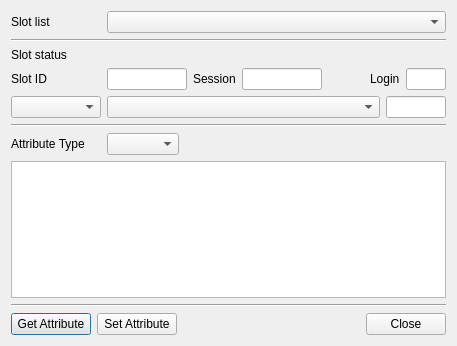
Qt form CryptokiMan/edit_attribute_dlg.ui (jykim74/CryptokiMan) before a commit.
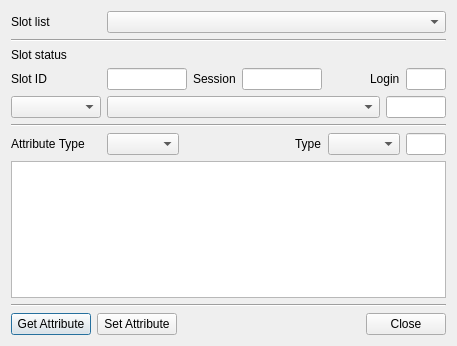
The same form after that commit.

Commit message: EditAttribute 에서 Value 값 String 및 Base64 인코딩 지원

Patch:
```diff
--- a/CryptokiMan/edit_attribute_dlg.ui
+++ b/CryptokiMan/edit_attribute_dlg.ui
@@ -196,6 +196,13 @@
        </property>
       </widget>
      </item>
+     <item row="0" column="3">
+      <widget class="QLabel" name="label_4">
+       <property name="text">
+        <string>Type</string>
+       </property>
+      </widget>
+     </item>
      <item row="0" column="1">
       <widget class="QComboBox" name="mAttributeCombo"/>
      </item>
@@ -212,6 +219,22 @@
        </property>
       </spacer>
      </item>
+     <item row="0" column="5">
+      <widget class="QLineEdit" name="mValueLenText">
+       <property name="maximumSize">
+        <size>
+         <width>40</width>
+         <height>16777215</height>
+        </size>
+       </property>
+       <property name="readOnly">
+        <bool>true</bool>
+       </property>
+      </widget>
+     </item>
+     <item row="0" column="4">
+      <widget class="QComboBox" name="mValueTypeCombo"/>
+     </item>
     </layout>
    </item>
    <item>
```
The commit also changes 4 other files.
